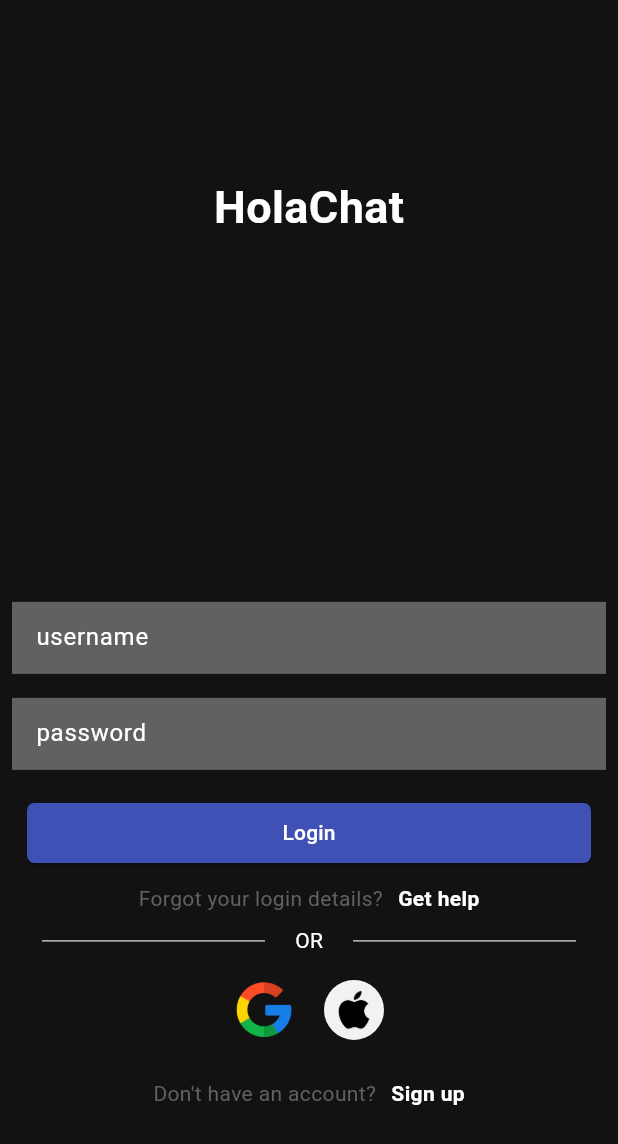
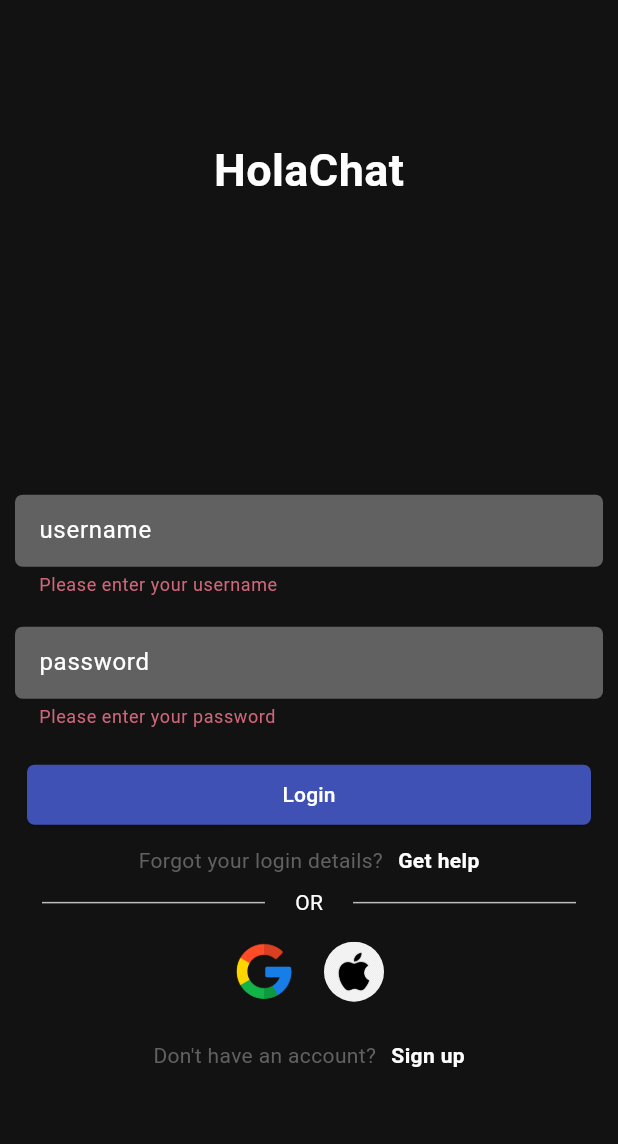
Before and after one commit to amaljosev/Hola-Chat, a Flutter app: the ScreenLogin screen opened by its route, after a tap on "Login", on a phone screen of 412 x 824 dp. Shown: the top 1144 px of the screen. Run offline on Flutter 3.47's test engine with Material 3 defaults, Android fonts, the phone set to English and light mode, and no system bars; our stand-ins replace flutter_riverpod, google_fonts, lottie, shared_preferences; accounts and stored records are empty; Roboto replaces fonts that are missing (Amaranth).

Commit message:
login page validated

```diff
--- /dev/null
+++ b/lib/controller/boarding/riverpod.dart
@@ -0,0 +1,10 @@
+import 'package:flutter/material.dart';
+import 'package:flutter/widgets.dart';
+import 'package:flutter_riverpod/flutter_riverpod.dart';
+
+final splashOpacityProvider = StateProvider<double>((ref) => 0.2);
+
+final userNameController =
+    StateProvider<TextEditingController>((ref) => TextEditingController());
+final passwordController =
+    StateProvider<TextEditingController>((ref) => TextEditingController());
--- a/lib/controller/splash/riverpod.dart
+++ /dev/null
@@ -1,3 +0,0 @@
-import 'package:flutter_riverpod/flutter_riverpod.dart';
-
-final splashOpacityProvider = StateProvider<double>((ref) => 0.2);
--- a/lib/main.dart
+++ b/lib/main.dart
@@ -43,7 +43,7 @@ class MyApp extends ConsumerWidget {
         'login': (context) => const ScreenLogin(),
         'settings': (context) => const ScreenSettings()
       },
-      initialRoute: 'login',
+      initialRoute: 'splash',
     );
   }
 }
--- a/lib/view/screens/mobile/boarding/login.dart
+++ b/lib/view/screens/mobile/boarding/login.dart
@@ -1,12 +1,16 @@
 import 'package:flutter/material.dart';
+import 'package:flutter_riverpod/flutter_riverpod.dart';
 import 'package:google_fonts/google_fonts.dart';
+import 'package:hola/controller/boarding/riverpod.dart';
 import 'package:hola/view/utils/contants.dart';
 
-class ScreenLogin extends StatelessWidget {
+final formKey = GlobalKey<FormState>();
+
+class ScreenLogin extends ConsumerWidget {
   const ScreenLogin({super.key});
 
   @override
-  Widget build(BuildContext context) {
+  Widget build(BuildContext context, WidgetRef ref) {
     return Scaffold(
       body: SafeArea(
         child: SingleChildScrollView(
@@ -16,43 +20,27 @@ class ScreenLogin extends StatelessWidget {
               mainAxisAlignment: MainAxisAlignment.spaceAround,
               children: [
                 Column(
+                  mainAxisAlignment: MainAxisAlignment.center,
                   children: [
-                    const SizedBox(
-                      height: 50,
-                    ),
                     Text('HolaChat',
                         style: GoogleFonts.amaranth(
                           fontSize: 30,
                           fontWeight: FontWeight.bold,
                         )),
-                    const SizedBox(
-                      height: 100,
-                    ),
                   ],
                 ),
-                Column(
+                Form(
+                  key: formKey,
+                  child: Column(
                     children: [
-                    Padding(
-                      padding: const EdgeInsets.all(8.0),
-                      child: TextFormField(
-                        decoration: InputDecoration(
-                          hintText: 'username',
-                          filled: true,
-                          fillColor: Theme.of(context).secondaryHeaderColor,
-                          border: InputBorder.none,
-                        ),
-                      ),
-                    ),
-                    Padding(
-                      padding: const EdgeInsets.all(8.0),
-                      child: TextFormField(
-                        decoration: InputDecoration(
-                            hintText: 'password',
-                            filled: true,
-                            fillColor: Theme.of(context).secondaryHeaderColor,
-                            border: InputBorder.none),
-                      ),
-                    ),
+                      myTextField(
+                          context: context,
+                          hint: 'username',
+                          controller: ref.watch(userNameController)),
+                      myTextField(
+                          context: context,
+                          hint: 'password',
+                          controller: ref.watch(passwordController)),
                       Padding(
                         padding: const EdgeInsets.symmetric(
                             horizontal: 18.0, vertical: 10),
@@ -60,7 +48,12 @@ class ScreenLogin extends StatelessWidget {
                           children: [
                             Expanded(
                               child: myButton(
-                                function: () {},
+                                  onPressed: () {
+                                    if (formKey.currentState!.validate()) {
+                                      Navigator.pushReplacementNamed(
+                                          context, 'home');
+                                    }
+                                  },
                                   title: 'Login',
                                   color: Theme.of(context).highlightColor),
                             )
@@ -118,13 +111,13 @@ class ScreenLogin extends StatelessWidget {
                               width: 40,
                               height: 40,
                               child: Image(
-                                image:
-                                    AssetImage('lib/assets/images/google.png')),
+                                  image: AssetImage(
+                                      'lib/assets/images/google.png')),
                             ),
                             SizedBox(width: 20),
                             CircleAvatar(
-                            backgroundImage:
-                                AssetImage('lib/assets/images/apple-dark.png'),
+                              backgroundImage: AssetImage(
+                                  'lib/assets/images/apple-dark.png'),
                             )
                           ],
                         ),
@@ -137,7 +130,8 @@ class ScreenLogin extends StatelessWidget {
                             Text(
                               "Don't have an account?",
                               style: TextStyle(
-                                color: Theme.of(context).secondaryHeaderColor),
+                                  color:
+                                      Theme.of(context).secondaryHeaderColor),
                             ),
                             const SizedBox(
                               width: 10,
@@ -150,6 +144,7 @@ class ScreenLogin extends StatelessWidget {
                         ),
                       )
                     ],
+                  ),
                 )
               ],
             ),
--- a/lib/view/screens/mobile/boarding/splash_screen.dart
+++ b/lib/view/screens/mobile/boarding/splash_screen.dart
@@ -1,7 +1,7 @@
 import 'package:flutter/material.dart';
 import 'package:flutter_riverpod/flutter_riverpod.dart';
 import 'package:google_fonts/google_fonts.dart';
-import 'package:hola/controller/splash/riverpod.dart';
+import 'package:hola/controller/boarding/riverpod.dart';
 import 'package:lottie/lottie.dart';
 
 class ScreenSplash extends ConsumerStatefulWidget {
--- a/lib/view/screens/mobile/home_screen.dart
+++ b/lib/view/screens/mobile/home_screen.dart
@@ -7,9 +7,7 @@ class ScreenHome extends StatelessWidget {
   @override
   Widget build(BuildContext context) {
     return Scaffold(
-        appBar: AppBar(
-          title: myAppbar,
-        ),
+        appBar: myAppbar,
         drawer: drawer(context),
         body: const Center(child: Text('body')));
   }
--- a/lib/view/screens/mobile/mobile_layout.dart
+++ b/lib/view/screens/mobile/mobile_layout.dart
@@ -1,11 +1,11 @@
 import 'package:flutter/material.dart';
-import 'package:hola/view/screens/mobile/home_screen.dart';
+import 'package:hola/view/screens/mobile/boarding/login.dart';
 
 class MobileLayout extends StatelessWidget {
   const MobileLayout({super.key});
 
   @override
   Widget build(BuildContext context) {
-    return const ScreenHome();
+    return const ScreenLogin();
   }
 }
--- a/lib/view/utils/contants.dart
+++ b/lib/view/utils/contants.dart
@@ -42,10 +42,13 @@ var popupButton = PopupMenuButton<String>(
     // }
   },
 );
-myButton(
-    {required Function function, required String title, required Color color}) {
+Widget myButton({
+  required String title,
+  required Color color,
+  required VoidCallback onPressed,
+}) {
   return ElevatedButton(
-    onPressed: () => function,
+    onPressed: onPressed,
     style: const ButtonStyle(
         shape: MaterialStatePropertyAll(RoundedRectangleBorder(
             borderRadius: BorderRadius.all(Radius.circular(5)))),
@@ -58,3 +61,32 @@ myButton(
     ),
   );
 }
+
+myTextField(
+    {required BuildContext context,
+    required String hint,
+    required TextEditingController controller}) {
+  return Padding(
+    padding: const EdgeInsets.all(10.0),
+    child: TextFormField(
+      controller: controller,
+      decoration: InputDecoration(
+        hintText: hint,
+        filled: true,
+        fillColor: Theme.of(context).secondaryHeaderColor,
+        border: const UnderlineInputBorder(
+            borderSide: BorderSide.none,
+            borderRadius: BorderRadius.all(Radius.circular(5))),
+      ),
+      validator: (value) {
+        if (value!.isEmpty) {
+          return 'Please enter your $hint';
+        } else if (hint == 'password' && value.length < 8) {
+          return 'Minimum 8 letters needed';
+        } else {
+          return null;
+        }
+      },
+    ),
+  );
+}
--- a/lib/view/utils/themes/light_mode.dart
+++ b/lib/view/utils/themes/light_mode.dart
@@ -2,6 +2,9 @@ import 'package:flutter/material.dart';
 
 ThemeData lightMode = ThemeData(
     brightness: Brightness.light,
+    primaryColor: Colors.black,
+    secondaryHeaderColor: Colors.white,
+    highlightColor: Colors.white,
     colorScheme: ColorScheme.light(
         background: Colors.grey.shade300,
         primary: Colors.grey.shade200,
```
Lines whose indentation alone changed are shown as unchanged.
